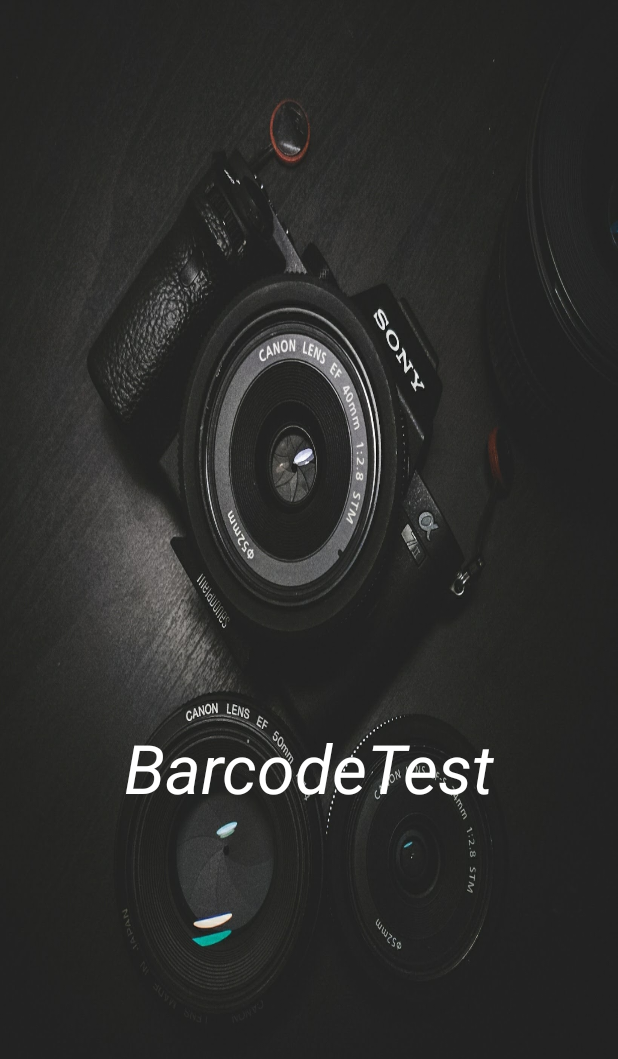
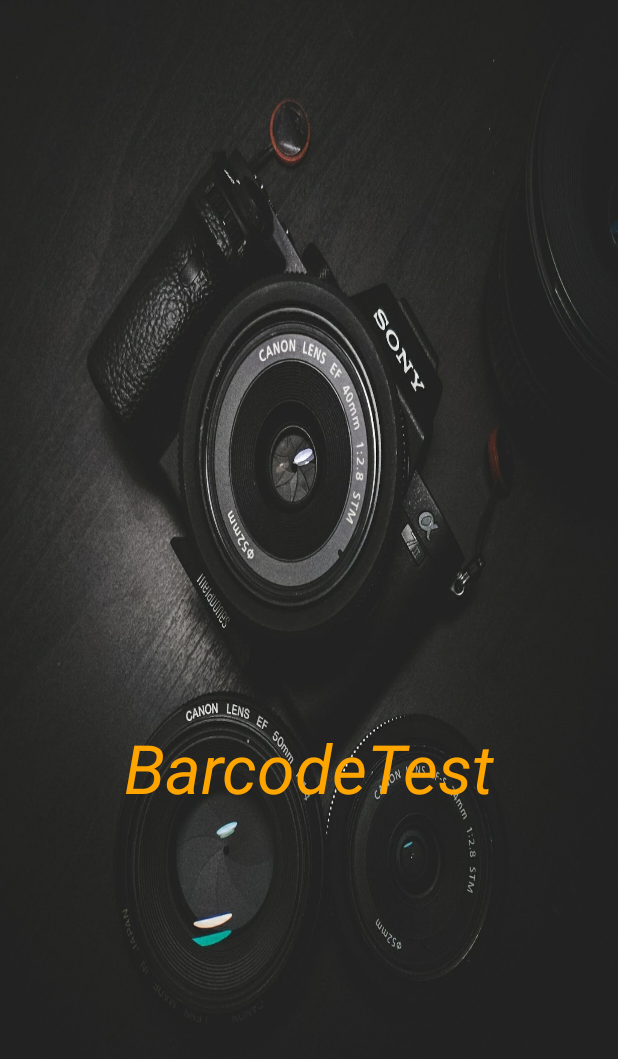
Before and after one commit to Zahermah/Barcode, an Android app: the WelcomeSplash screen opened directly, with no data from a screen before it, on a phone screen of 412 x 824 dp. Shown: the top 1059 px of the screen. Run offline under Robolectric (Android 15) with nearby library versions, the phone set to English and light mode, and no system bars.

Commit message:
Added colors

```diff
--- a/app/src/main/java/com/example/barcodetest/WelcomeSplash.kt
+++ b/app/src/main/java/com/example/barcodetest/WelcomeSplash.kt
@@ -5,11 +5,8 @@ import android.animation.ValueAnimator
 import android.content.Intent
 import android.os.Bundle
 import android.support.v7.app.AppCompatActivity
-import android.view.View
 import android.view.animation.BounceInterpolator
 import android.widget.TextView
-import kotlinx.android.synthetic.main.splash_activity.*
-import org.w3c.dom.Text
 
 class WelcomeSplash : AppCompatActivity() {
 
@@ -18,7 +15,6 @@ class WelcomeSplash : AppCompatActivity() {
         setContentView(R.layout.splash_activity)
         showAnimation()
     }
-
 
     fun showAnimation() {
         val spalshTextView: TextView = findViewById(R.id.textTitle)
--- a/app/src/main/res/layout/activity_main.xml
+++ b/app/src/main/res/layout/activity_main.xml
@@ -27,7 +27,7 @@
             android:layout_height="wrap_content"
             android:layout_marginEnd="0dp"
             android:layout_marginStart="0dp"
-            android:background="?android:attr/windowBackground"
+            android:background="@color/color_Orange"
             app:layout_constraintBottom_toBottomOf="parent"
             app:layout_constraintLeft_toLeftOf="parent"
             app:layout_constraintRight_toRightOf="parent"
--- a/app/src/main/res/layout/splash_activity.xml
+++ b/app/src/main/res/layout/splash_activity.xml
@@ -10,8 +10,7 @@
             android:textSize="45sp"
             android:textStyle="italic"
             android:paddingTop="200dp"
-            android:textColor="@color/colorWhite"
+            android:textColor="@color/color_Orange"
             android:text="@string/app_name"
             android:textAlignment="center" />
-
 </RelativeLayout>
--- a/app/src/main/res/values/colors.xml
+++ b/app/src/main/res/values/colors.xml
@@ -4,4 +4,5 @@
     <color name="colorPrimaryDark">#00574B</color>
     <color name="colorAccent">#D81B60</color>
     <color name="colorWhite">#FFFFFF</color>
+    <color name="color_Orange">#FFA500</color>
 </resources>
```
Also changed, not shown: app/src/main/java/com/example/barcodetest/MainActivity.kt (+8 -5 lines).
